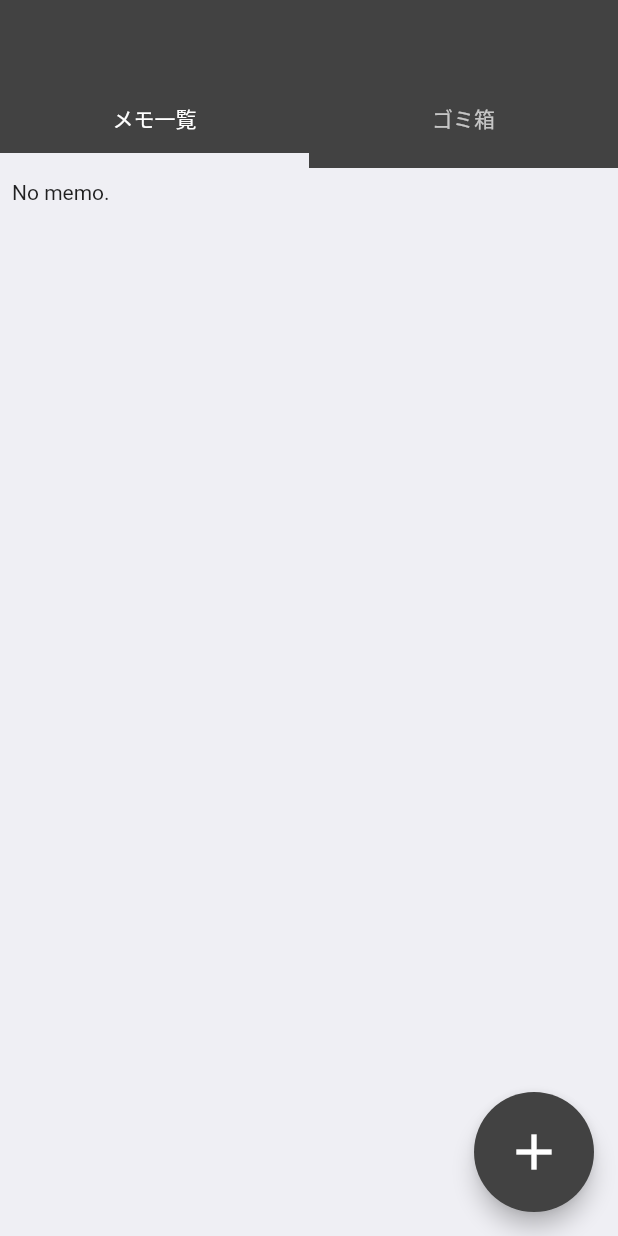
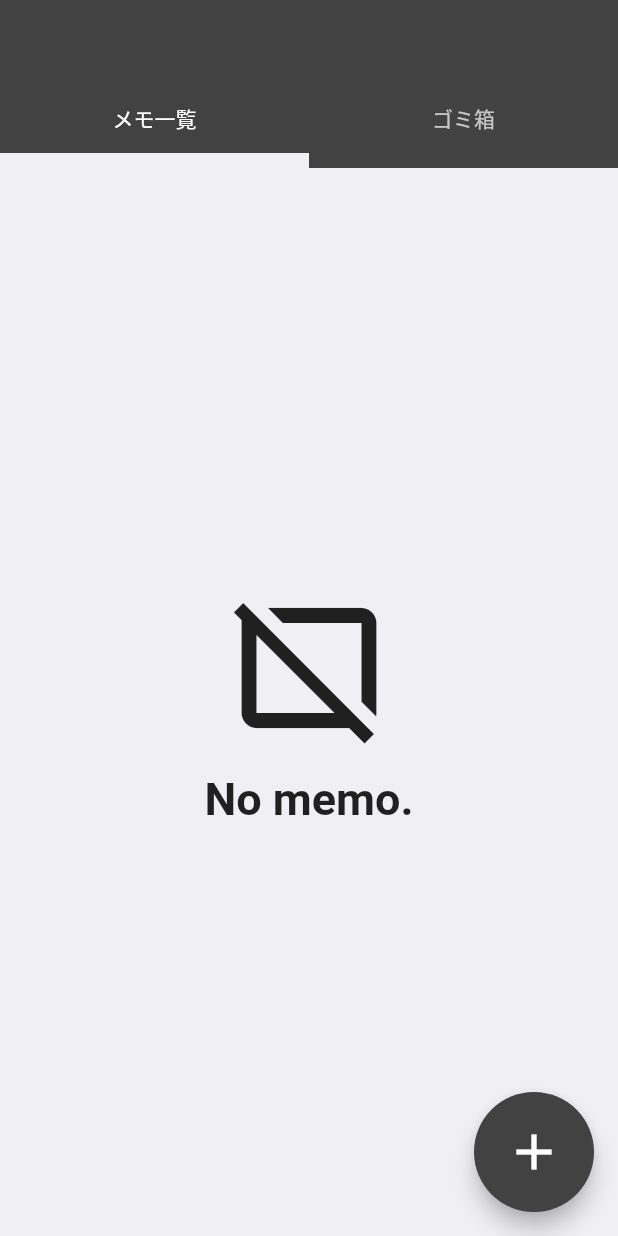
Before and after one commit to iseruuuuu/programming_memo_app, a Flutter app: the screen it shows after launch, after a tap on the "list" icon, on a phone screen of 412 x 824 dp. Run offline on Flutter 3.47's test engine with Material 2 defaults, Android fonts, the phone set to English and light mode, and no system bars; our stand-ins replace flutter_markdown, flutter_riverpod, freezed_annotation, hive, hive_flutter, hooks_riverpod and 1 more; missing offline and left inert: markdown; accounts and stored records are empty; generated files the repository leaves out were written again.

Commit message:
Add: メモ一覧のメモがない時の画面を一新した

```diff
--- a/lib/screen/screen/memo_list/children/memo_list_widget.dart
+++ b/lib/screen/screen/memo_list/children/memo_list_widget.dart
@@ -40,7 +40,23 @@ class MemoListWidgets extends StatelessWidget {
     if (memoList.isEmpty) {
       return Padding(
         padding: externalPaddingInset,
-        child: Text(memoListNoItem),
+        child: Column(
+          mainAxisAlignment: MainAxisAlignment.center,
+          children: [
+            const Icon(
+              Icons.browser_not_supported,
+              size: 120,
+            ),
+            const SizedBox(height: 10),
+            Text(
+              memoListNoItem,
+              style: const TextStyle(
+                fontSize: 30,
+                fontWeight: FontWeight.bold,
+              ),
+            ),
+          ],
+        ),
       );
     }
     return ListView(
```
